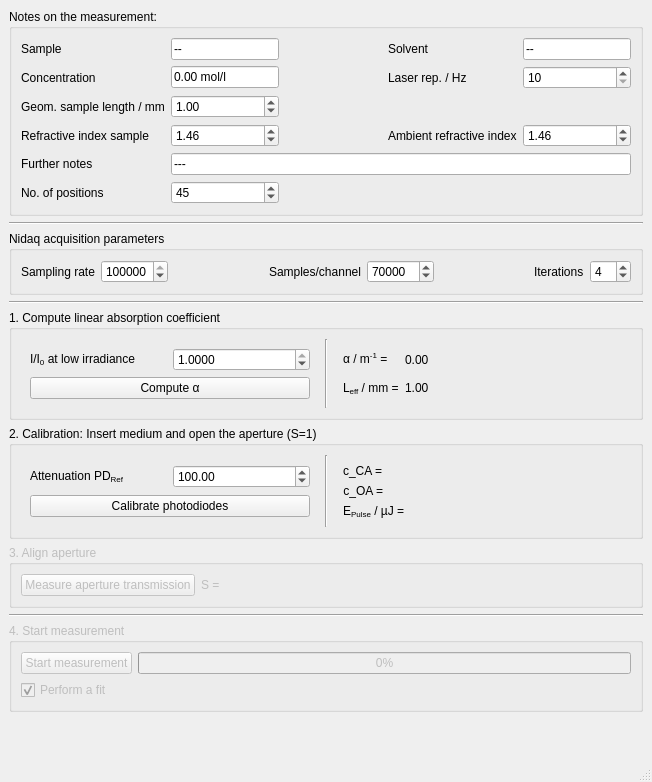
Above: gui_design/design.ui from FabianKonig/zScanMeasurementManager before the change. Below: the same form after it.
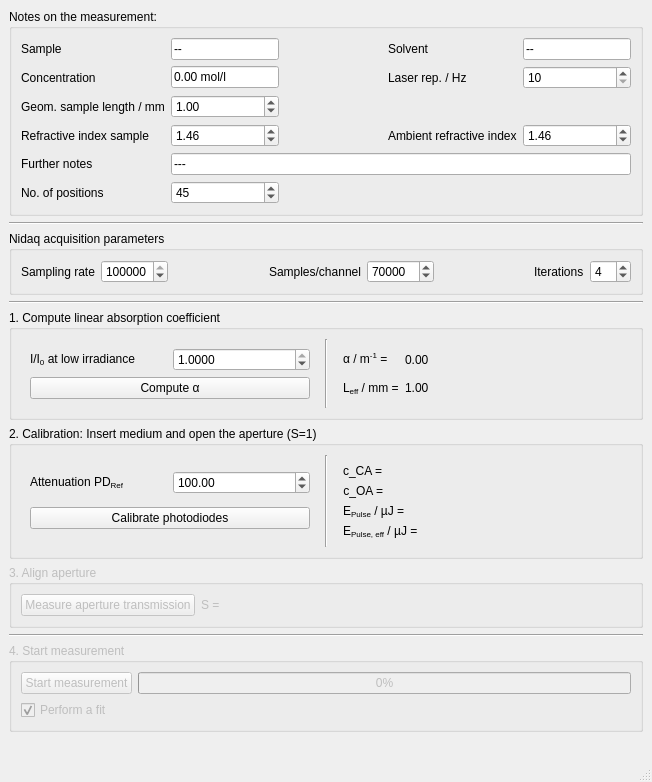
That is the form after the change.

Commit message: eff pulse energy in gui

What changed in the file:
```diff
--- a/gui_design/design.ui
+++ b/gui_design/design.ui
@@ -597,6 +597,20 @@
             </property>
            </widget>
           </item>
+          <item row="3" column="1">
+           <widget class="QLabel" name="label_effPulseEnergy">
+            <property name="text">
+             <string>&lt;html&gt;&lt;head/&gt;&lt;body&gt;&lt;p&gt;E&lt;span style=&quot; vertical-align:sub;&quot;&gt;Pulse, eff&lt;/span&gt; / µJ =&lt;/p&gt;&lt;/body&gt;&lt;/html&gt;</string>
+            </property>
+           </widget>
+          </item>
+          <item row="3" column="2">
+           <widget class="QLabel" name="label_effPulseEnergyValue">
+            <property name="text">
+             <string/>
+            </property>
+           </widget>
+          </item>
          </layout>
         </widget>
        </item>
```
Left out of the diff: 2 changed lines with no effect on the pictures. The commit also changes 2 other files.
